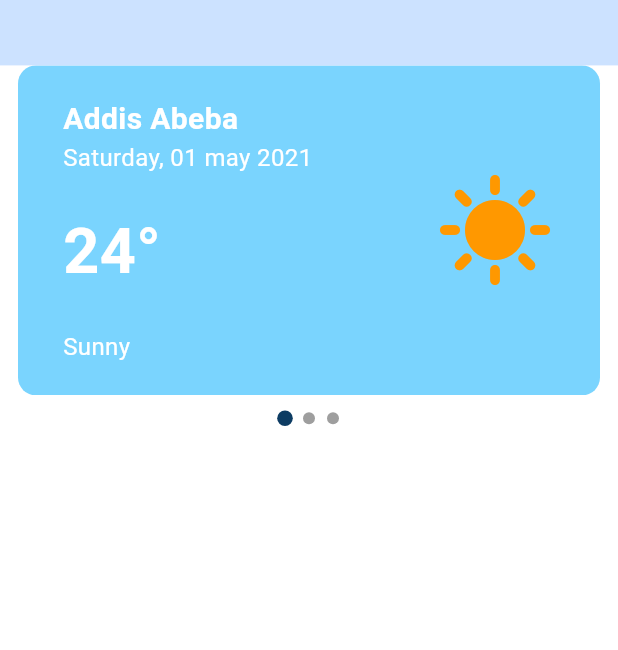
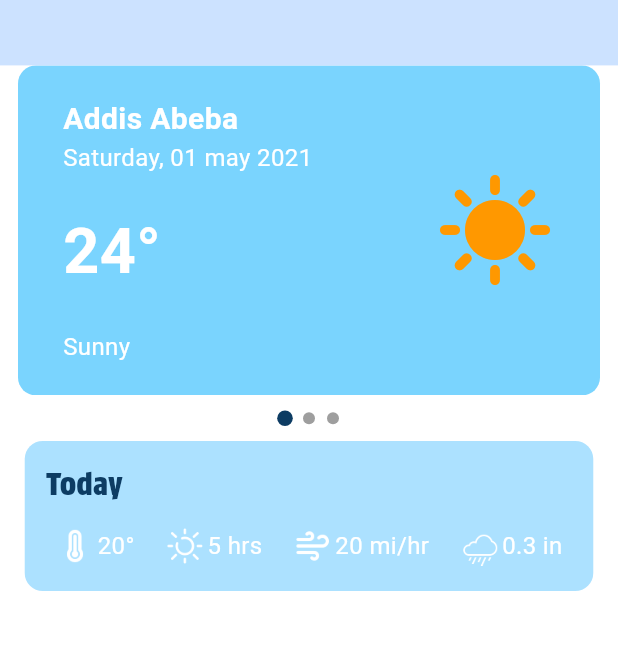
Before and after one commit to kaleabSolomon/WeatherIO, a Flutter app: the screen it shows after launch, on a phone screen of 412 x 824 dp, the part 120-770 px from its top. Run offline on Flutter 3.47's test engine with Material 3 defaults, Android fonts, the phone set to English and light mode, and no system bars; drawn by our look-alikes of smooth_page_indicator.

Commit message:
add weather stat

```diff
--- a/lib/pages/home_page.dart
+++ b/lib/pages/home_page.dart
@@ -4,6 +4,7 @@ import 'package:weather_io/theme/theme_provider.dart';
 import 'package:weather_io/widgets/my_appbar.dart';
 import 'package:weather_io/widgets/page_indicator.dart';
 import 'package:weather_io/widgets/weather_card.dart';
+import 'package:weather_io/widgets/weather_stats.dart';
 
 class HomePage extends StatefulWidget {
   const HomePage({super.key});
@@ -57,6 +58,54 @@ class _HomePageState extends State<HomePage> {
                   pageController: _pageController, cardCount: _pageCount),
             ],
           ),
+          const SizedBox(
+            height: 10,
+          ),
+          Container(
+            height: 100,
+            width: MediaQuery.of(context).size.width * 0.92,
+            decoration: BoxDecoration(
+              color: Color.fromARGB(255, 172, 225, 255),
+              borderRadius: BorderRadius.circular(12),
+            ),
+            child: Column(
+              crossAxisAlignment: CrossAxisAlignment.start,
+              children: [
+                Padding(
+                  padding: const EdgeInsets.symmetric(
+                      horizontal: 14.0, vertical: 14),
+                  child: Text(
+                    "Today",
+                    style: TextStyle(
+                        fontSize: 20,
+                        fontFamily: "ProtestStrike",
+                        color: Theme.of(context).colorScheme.primary),
+                  ),
+                ),
+                const Row(
+                  mainAxisAlignment: MainAxisAlignment.spaceEvenly,
+                  children: [
+                    WeatherStats(
+                        description: "temperature",
+                        stat: "20°",
+                        imagePath: "assets/temp.png"),
+                    WeatherStats(
+                        description: "sun duration",
+                        stat: "5 hrs",
+                        imagePath: "assets/sun.png"),
+                    WeatherStats(
+                        description: "wind speed",
+                        stat: "20 mi/hr",
+                        imagePath: "assets/wind.png"),
+                    WeatherStats(
+                        description: "rain",
+                        stat: "0.3 in",
+                        imagePath: "assets/rain.png"),
+                  ],
+                )
+              ],
+            ),
+          )
         ],
       ),
     );
--- /dev/null
+++ b/lib/widgets/weather_stats.dart
@@ -0,0 +1,33 @@
+import 'package:flutter/material.dart';
+
+class WeatherStats extends StatelessWidget {
+  final String description;
+  final String imagePath;
+  final String stat;
+
+  const WeatherStats(
+      {super.key,
+      required this.description,
+      required this.stat,
+      required this.imagePath});
+
+  @override
+  Widget build(BuildContext context) {
+    return Row(
+      children: [
+        Image.asset(
+          color: Theme.of(context).colorScheme.secondary,
+          imagePath,
+          width: 26,
+          height: 26,
+        ),
+        const SizedBox(
+          width: 2,
+        ),
+        Text(stat,
+            style: TextStyle(
+                color: Theme.of(context).colorScheme.secondary, fontSize: 16))
+      ],
+    );
+  }
+}
--- a/pubspec.yaml
+++ b/pubspec.yaml
@@ -59,9 +59,8 @@ flutter:
   uses-material-design: true
 
   # To add assets to your application, add an assets section, like this:
-  # assets:
-  #   - images/a_dot_burr.jpeg
-  #   - images/a_dot_ham.jpeg
+  assets:
+    - assets/
 
   # An image asset can refer to one or more resolution-specific "variants", see
   # https://flutter.dev/assets-and-images/#resolution-aware
```
Also changed, not shown: assets/rain.png (added), assets/sun.png (added), assets/temp.png (added), assets/wind.png (added).
